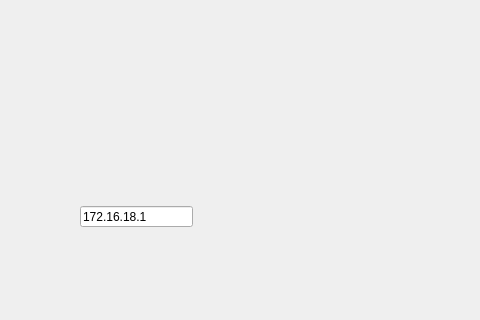
Qt form pongclient.ui (Benoit22/cll12-PongClient) before a commit; both pictures show x 0 to 480 and y 201 to 521 of the 831 by 521 pixel window.
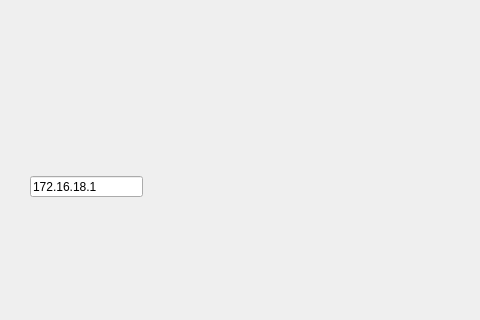
The same form after that commit.

Commit message: Annulage de la classe et gestion graphique améliorer pour recevoir et affichage du score. Date: 14 mai 2012

```diff
--- a/pongclient.ui
+++ b/pongclient.ui
@@ -30,8 +30,8 @@
    <widget class="QLineEdit" name="txtIpServeur">
     <property name="geometry">
      <rect>
-      <x>80</x>
-      <y>390</y>
+      <x>30</x>
+      <y>360</y>
       <width>113</width>
       <height>21</height>
      </rect>
```
Left out of the diff: 36 changed lines with no effect on the pictures. The commit also changes 2 other files.
